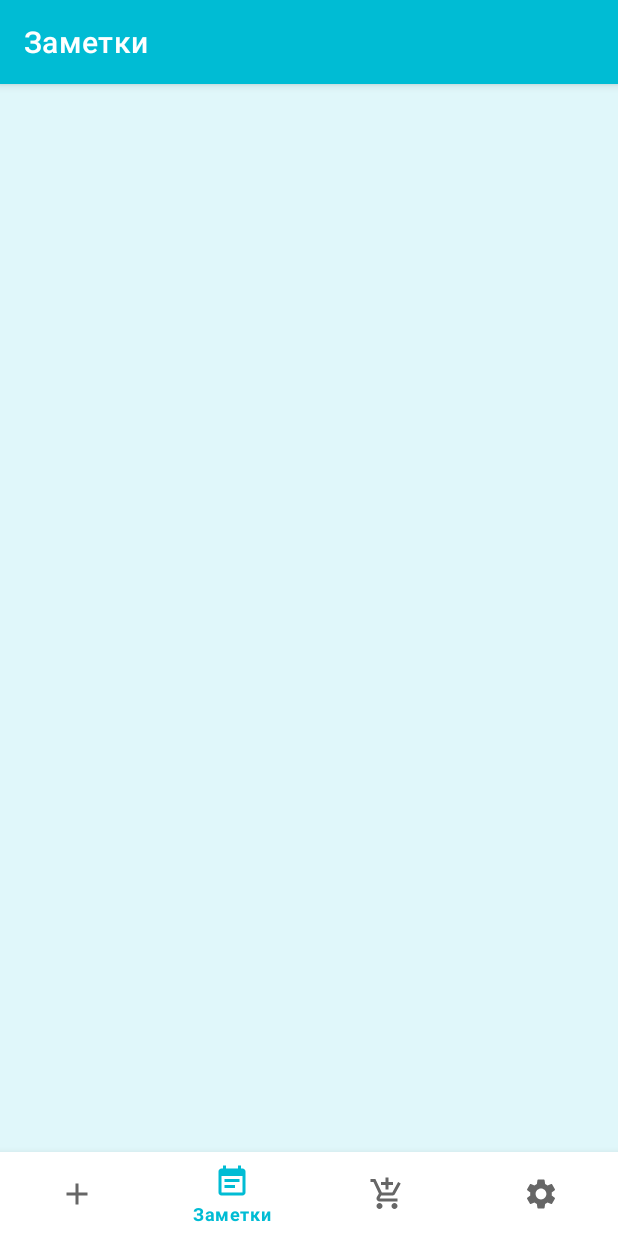
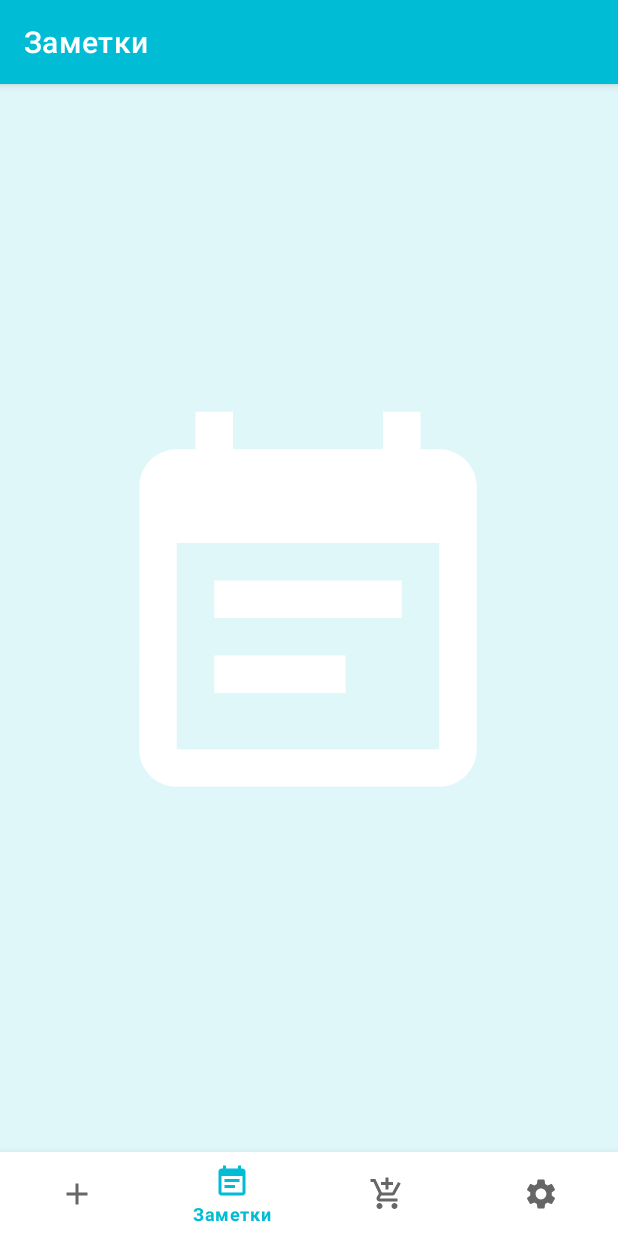
Before and after one commit to Galyminsky/ShopLiNote_Release, an Android app: the screen it shows after launch (MainActivity), on a phone screen of 412 x 824 dp. Run offline under Robolectric (Android 15) with nearby library versions, the phone set to English and light mode, and no system bars; our stand-ins replace Room's generated code.

Commit message:
Добавленно изобраение ---> Notes, ShopList Completed

```diff
--- /dev/null
+++ b/app/src/main/res/drawable/ic_grey_note_back.xml
@@ -0,0 +1,5 @@
+<vector android:height="24dp" android:tint="#D7D7D7"
+    android:viewportHeight="24" android:viewportWidth="24"
+    android:width="24dp" xmlns:android="http://schemas.android.com/apk/res/android">
+    <path android:fillColor="@android:color/white" android:pathData="M20,4H4C2.89,4 2.01,4.89 2.01,6L2,18c0,1.11 0.89,2 2,2h16c1.11,0 2,-0.89 2,-2V6C22,4.89 21.11,4 20,4zM8.5,15H7.3l-2.55,-3.5V15H3.5V9h1.25l2.5,3.5V9H8.5V15zM13.5,10.26H11v1.12h2.5v1.26H11v1.11h2.5V15h-4V9h4V10.26zM20.5,14c0,0.55 -0.45,1 -1,1h-4c-0.55,0 -1,-0.45 -1,-1V9h1.25v4.51h1.13V9.99h1.25v3.51h1.12V9h1.25V14z"/>
+</vector>
--- /dev/null
+++ b/app/src/main/res/drawable/ic_new_back.xml
@@ -0,0 +1,5 @@
+<vector android:height="24dp" android:tint="#FFFFFF"
+    android:viewportHeight="24" android:viewportWidth="24"
+    android:width="24dp" xmlns:android="http://schemas.android.com/apk/res/android">
+    <path android:fillColor="@android:color/white" android:pathData="M20,4H4C2.89,4 2.01,4.89 2.01,6L2,18c0,1.11 0.89,2 2,2h16c1.11,0 2,-0.89 2,-2V6C22,4.89 21.11,4 20,4zM8.5,15H7.3l-2.55,-3.5V15H3.5V9h1.25l2.5,3.5V9H8.5V15zM13.5,10.26H11v1.12h2.5v1.26H11v1.11h2.5V15h-4V9h4V10.26zM20.5,14c0,0.55 -0.45,1 -1,1h-4c-0.55,0 -1,-0.45 -1,-1V9h1.25v4.51h1.13V9.99h1.25v3.51h1.12V9h1.25V14z"/>
+</vector>
--- /dev/null
+++ b/app/src/main/res/drawable/ic_note_back.xml
@@ -0,0 +1,5 @@
+<vector android:autoMirrored="true" android:height="24dp"
+    android:tint="#FFFFFF" android:viewportHeight="24"
+    android:viewportWidth="24" android:width="24dp" xmlns:android="http://schemas.android.com/apk/res/android">
+    <path android:fillColor="@android:color/white" android:pathData="M17,10L7,10v2h10v-2zM19,3h-1L18,1h-2v2L8,3L8,1L6,1v2L5,3c-1.11,0 -1.99,0.9 -1.99,2L3,19c0,1.1 0.89,2 2,2h14c1.1,0 2,-0.9 2,-2L21,5c0,-1.1 -0.9,-2 -2,-2zM19,19L5,19L5,8h14v11zM14,14L7,14v2h7v-2z"/>
+</vector>
--- /dev/null
+++ b/app/src/main/res/drawable/ic_shoplist_back.xml
@@ -0,0 +1,5 @@
+<vector android:height="24dp" android:tint="#FFFFFF"
+    android:viewportHeight="24" android:viewportWidth="24"
+    android:width="24dp" xmlns:android="http://schemas.android.com/apk/res/android">
+    <path android:fillColor="@android:color/white" android:pathData="M11,9h2L13,6h3L16,4h-3L13,1h-2v3L8,4v2h3v3zM7,18c-1.1,0 -1.99,0.9 -1.99,2S5.9,22 7,22s2,-0.9 2,-2 -0.9,-2 -2,-2zM17,18c-1.1,0 -1.99,0.9 -1.99,2s0.89,2 1.99,2 2,-0.9 2,-2 -0.9,-2 -2,-2zM7.17,14.75l0.03,-0.12 0.9,-1.63h7.45c0.75,0 1.41,-0.41 1.75,-1.03l3.86,-7.01L19.42,4h-0.01l-1.1,2 -2.76,5L8.53,11l-0.13,-0.27L6.16,6l-0.95,-2 -0.94,-2L1,2v2h2l3.6,7.59 -1.35,2.45c-0.16,0.28 -0.25,0.61 -0.25,0.96 0,1.1 0.9,2 2,2h12v-2L7.42,15c-0.13,0 -0.25,-0.11 -0.25,-0.25z"/>
+</vector>
--- a/app/src/main/res/layout/activity_new_note.xml
+++ b/app/src/main/res/layout/activity_new_note.xml
@@ -56,6 +56,7 @@
                 app:layout_constraintStart_toStartOf="@+id/edTitle"
                 app:layout_constraintTop_toBottomOf="@+id/edTitle"
                 app:layout_constraintVertical_bias="0.0" />
+
         </androidx.constraintlayout.widget.ConstraintLayout>
     </com.google.android.material.card.MaterialCardView>
 
--- a/app/src/main/res/layout/fragment_note.xml
+++ b/app/src/main/res/layout/fragment_note.xml
@@ -11,9 +11,22 @@
         android:layout_width="match_parent"
         android:layout_height="match_parent">
 
+        <ImageView
+            android:id="@+id/imageView"
+            android:layout_width="300dp"
+            android:layout_height="300dp"
+            android:src="@drawable/ic_note_back"
+            app:layout_constraintBottom_toBottomOf="parent"
+            app:layout_constraintEnd_toEndOf="parent"
+            app:layout_constraintHorizontal_bias="0.495"
+            app:layout_constraintStart_toStartOf="parent"
+            app:layout_constraintTop_toTopOf="@+id/rcViewNote" />
+
         <androidx.recyclerview.widget.RecyclerView
             android:id="@+id/rcViewNote"
             android:layout_width="match_parent"
-            android:layout_height="match_parent" />
+            android:layout_height="match_parent"
+            tools:layout_editor_absoluteX="61dp"
+            tools:layout_editor_absoluteY="88dp" />
     </androidx.constraintlayout.widget.ConstraintLayout>
 </FrameLayout>
```
Also changed, not shown: app/src/main/res/layout/fragment_shop_list_names.xml (+13 -1 lines).
